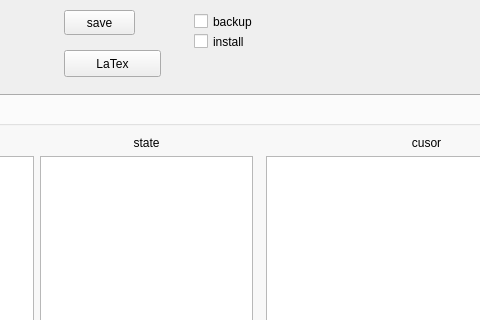
First picture: the form in AutomataEditor/editor_automata_dialog.ui, repository heinz-preisig/ProMo-packages-ModelBuilder, before the edit; both pictures show x 436 to 916 and y 0 to 320 of the 1224 by 968 pixel window.
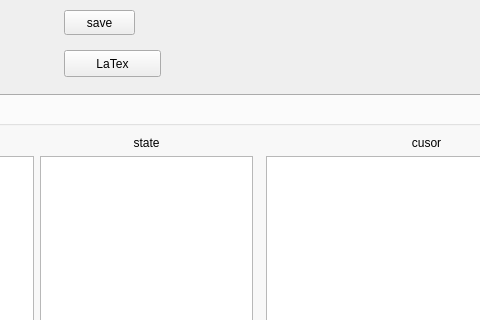
Second picture: the form after the edit.

Patch:
```diff
--- a/AutomataEditor/editor_automata_dialog.ui
+++ b/AutomataEditor/editor_automata_dialog.ui
@@ -365,32 +365,6 @@
                 <string>save</string>
             </property>
         </widget>
-        <widget class="QCheckBox" name="checkBoxBackup">
-            <property name="geometry">
-                <rect>
-                    <x>630</x>
-                    <y>10</y>
-                    <width>93</width>
-                    <height>23</height>
-                </rect>
-            </property>
-            <property name="text">
-                <string>backup</string>
-            </property>
-        </widget>
-        <widget class="QCheckBox" name="checkBoxInstall">
-            <property name="geometry">
-                <rect>
-                    <x>630</x>
-                    <y>30</y>
-                    <width>93</width>
-                    <height>23</height>
-                </rect>
-            </property>
-            <property name="text">
-                <string>install</string>
-            </property>
-        </widget>
         <widget class="QPushButton" name="pushLaTex">
             <property name="geometry">
                 <rect>
```
Left out of the diff: 14 changed lines with no effect on the pictures. Lines whose indentation alone changed are shown as unchanged.
